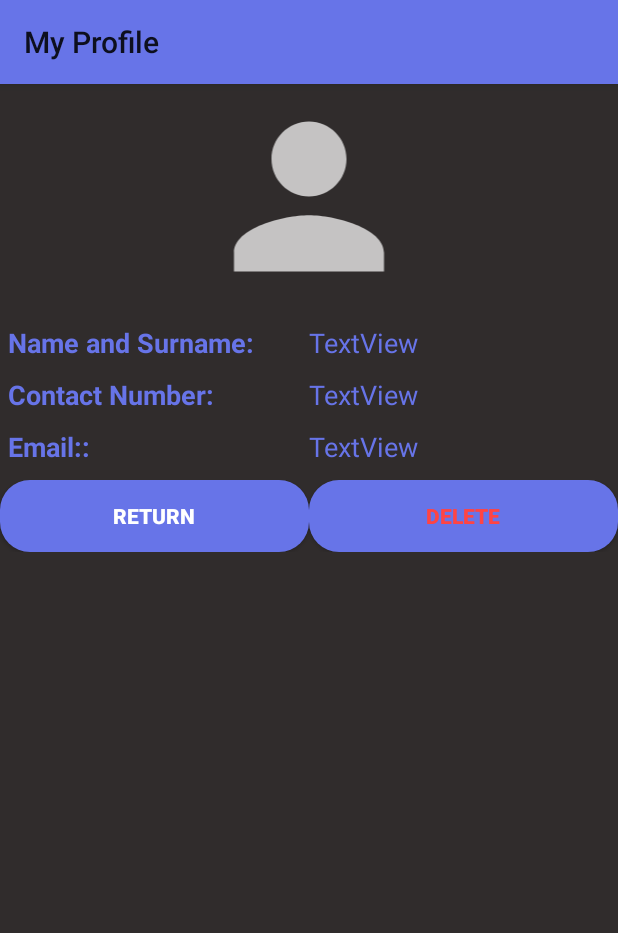
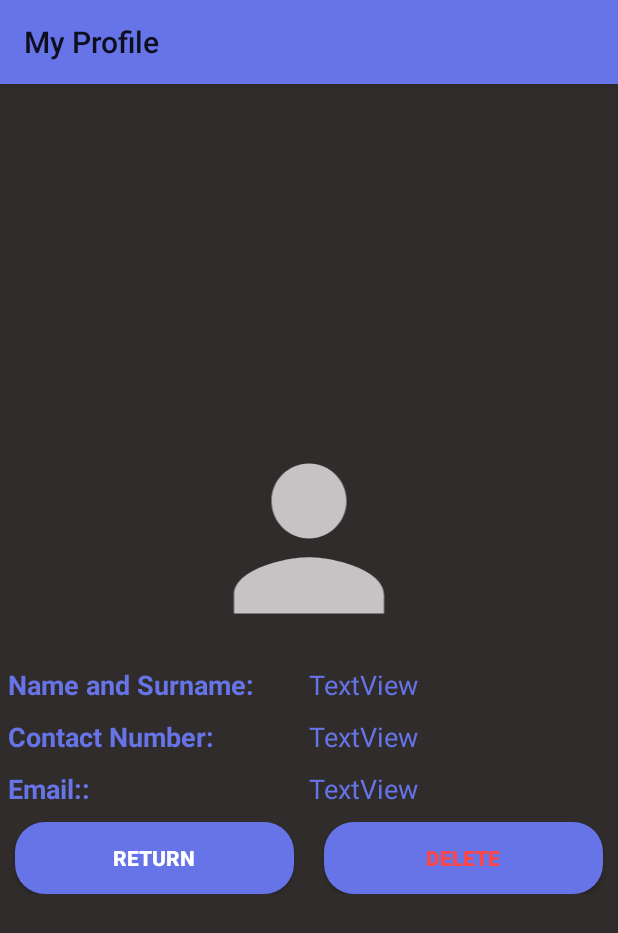
Before and after one commit to BackPhilip/TableFind, an Android app: the NewReservation screen opened directly, with no data from a screen before it, after a tap on "Profile", on a phone screen of 412 x 824 dp. Shown: the top 933 px of the screen. Run offline under Robolectric (Android 15) with nearby library versions, the phone set to English and light mode, and no system bars; our stand-ins replace Firebase (no records; nobody signed in at launch, a user with empty details on screens opened directly); libraries missing offline, so code that uses them is left out: com.backendless, com.backendless.async, com.backendless.exceptions; 4 statements that could not run were skipped; 2 other taps on this screen came first.

Commit message:
-Minor Visual changes -Added code to redirect to Receipt List

```diff
--- a/app/src/main/java/com/example/tablefind/activities/Menu.java
+++ b/app/src/main/java/com/example/tablefind/activities/Menu.java
@@ -157,7 +157,7 @@ public class Menu extends AppCompatActivity implements NavigationView.OnNavigati
         }
         if (id == R.id.receipt)
         {
-            Intent intent = new Intent(Menu.this, ReservationReceipt.class);
+            Intent intent = new Intent(Menu.this, ReceiptList.class);
             startActivity(intent);
             Menu.this.finish();
         }
--- a/app/src/main/java/com/example/tablefind/activities/NewReservation.java
+++ b/app/src/main/java/com/example/tablefind/activities/NewReservation.java
@@ -168,7 +168,7 @@ public class NewReservation extends AppCompatActivity implements NavigationView.
         }
         if (id == R.id.receipt)
         {
-            Intent intent = new Intent(NewReservation.this, ReservationReceipt.class);
+            Intent intent = new Intent(NewReservation.this, ReceiptList.class);
             startActivity(intent);
         }
         if (id == R.id.profile)
--- a/app/src/main/java/com/example/tablefind/activities/ReceiptList.java
+++ b/app/src/main/java/com/example/tablefind/activities/ReceiptList.java
@@ -52,6 +52,7 @@ public class ReceiptList extends AppCompatActivity implements NavigationView.OnN
     protected void onCreate(Bundle savedInstanceState) {
         super.onCreate(savedInstanceState);
         setContentView(R.layout.activity_receipt_list);
+        setTitle("Reservation List");
 
         receiptLvList = findViewById(R.id.receiptLvList);
 
@@ -154,7 +155,7 @@ public class ReceiptList extends AppCompatActivity implements NavigationView.OnN
         }
         if (id == R.id.receipt)
         {
-            Intent intent = new Intent(ReceiptList.this, ReservationReceipt.class);
+            Intent intent = new Intent(ReceiptList.this, ReceiptList.class);
             startActivity(intent);
             ReceiptList.this.finish();
         }
--- a/app/src/main/java/com/example/tablefind/activities/TableList.java
+++ b/app/src/main/java/com/example/tablefind/activities/TableList.java
@@ -324,7 +324,7 @@ public class TableList extends AppCompatActivity implements NavigationView.OnNav
         }
         if (id == R.id.receipt)
         {
-            Intent intent = new Intent(TableList.this, ReservationReceipt.class);
+            Intent intent = new Intent(TableList.this, ReceiptList.class);
             startActivity(intent);
             TableList.this.finish();
         }
--- a/app/src/main/res/layout/activity_profile.xml
+++ b/app/src/main/res/layout/activity_profile.xml
@@ -4,6 +4,7 @@
     xmlns:tools="http://schemas.android.com/tools"
     android:layout_width="match_parent"
     android:layout_height="match_parent"
+    android:gravity="center_vertical"
     android:orientation="vertical"
     tools:context=".activities.Profile">
 
@@ -113,6 +114,10 @@
             android:id="@+id/profileReturnBtn"
             android:layout_width="wrap_content"
             android:layout_height="wrap_content"
+            android:layout_marginStart="10dp"
+            android:layout_marginLeft="10dp"
+            android:layout_marginEnd="10dp"
+            android:layout_marginRight="10dp"
             android:layout_weight="1"
             android:background="@drawable/buttons"
             android:text="Return"
@@ -123,6 +128,10 @@
             android:id="@+id/profileDeleteBtn"
             android:layout_width="wrap_content"
             android:layout_height="wrap_content"
+            android:layout_marginStart="10dp"
+            android:layout_marginLeft="10dp"
+            android:layout_marginEnd="10dp"
+            android:layout_marginRight="10dp"
             android:layout_weight="1"
             android:background="@drawable/buttons"
             android:text="Delete"
```
Also changed, not shown: 12 other files.
